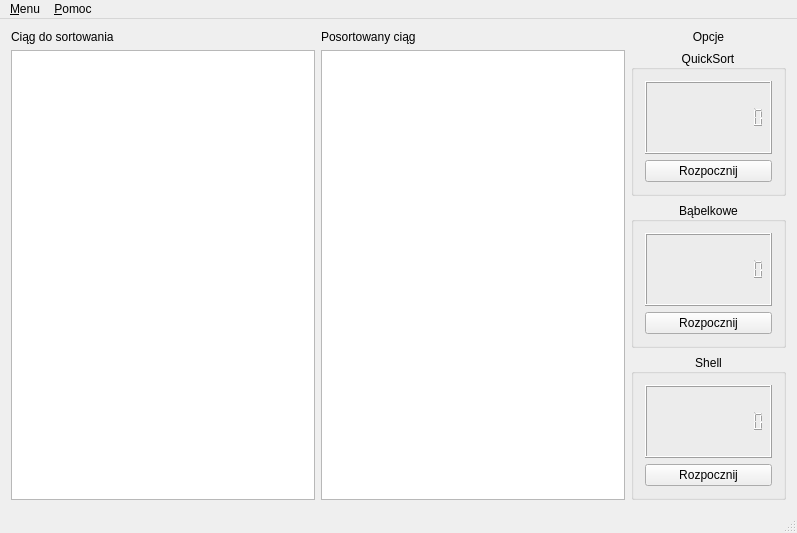
First picture: the form in Sorter/mainwindow.ui, repository Fisharoo/ProjektQT, before the edit.
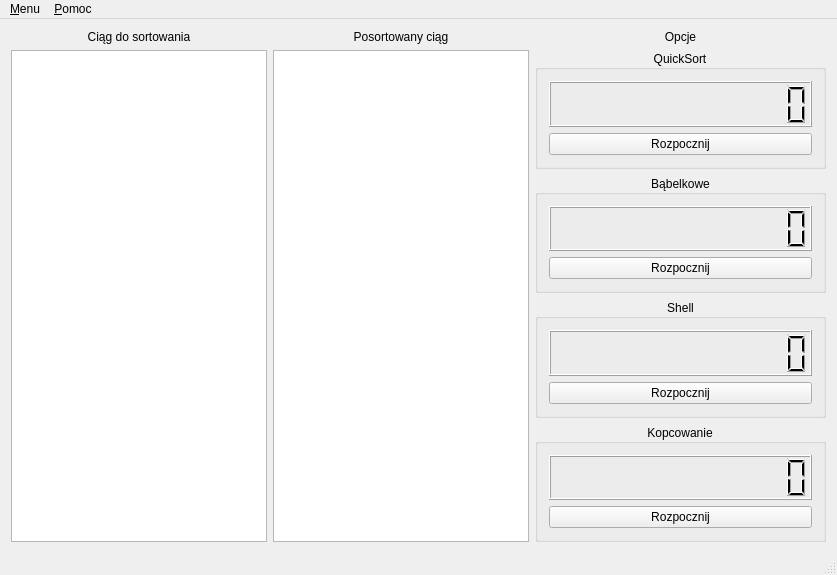
Second picture: the form after the edit. Icons and pictures are not drawn.

What changed in the file:
```diff
--- a/Sorter/mainwindow.ui
+++ b/Sorter/mainwindow.ui
@@ -6,8 +6,8 @@
    <rect>
     <x>0</x>
     <y>0</y>
-    <width>797</width>
-    <height>533</height>
+    <width>837</width>
+    <height>575</height>
    </rect>
   </property>
   <property name="windowTitle">
@@ -16,13 +16,23 @@
   <widget class="QWidget" name="centralWidget">
    <layout class="QGridLayout" name="gridLayout_4">
     <item row="1" column="1">
-     <widget class="QTextBrowser" name="Sorted"/>
+     <widget class="QTextBrowser" name="Sorted">
+      <property name="sizePolicy">
+       <sizepolicy hsizetype="Maximum" vsizetype="Expanding">
+        <horstretch>0</horstretch>
+        <verstretch>0</verstretch>
+       </sizepolicy>
+      </property>
+     </widget>
     </item>
     <item row="0" column="1">
      <widget class="QLabel" name="label_2">
       <property name="text">
        <string>Posortowany ciąg</string>
       </property>
+      <property name="alignment">
+       <set>Qt::AlignCenter</set>
+      </property>
      </widget>
     </item>
     <item row="0" column="2">
@@ -43,10 +53,20 @@
       <property name="text">
        <string>Ciąg do sortowania</string>
       </property>
+      <property name="alignment">
+       <set>Qt::AlignCenter</set>
+      </property>
      </widget>
     </item>
     <item row="1" column="0">
-     <widget class="QPlainTextEdit" name="toSort"/>
+     <widget class="QPlainTextEdit" name="toSort">
+      <property name="sizePolicy">
+       <sizepolicy hsizetype="Maximum" vsizetype="Expanding">
+        <horstretch>0</horstretch>
+        <verstretch>0</verstretch>
+       </sizepolicy>
+      </property>
+     </widget>
     </item>
     <item row="1" column="2">
      <layout class="QVBoxLayout" name="verticalLayout">
@@ -59,8 +79,30 @@
          <set>Qt::AlignCenter</set>
         </property>
         <layout class="QGridLayout" name="gridLayout">
-         <item row="0" column="0">
+         <item row="2" column="0">
+          <widget class="QPushButton" name="buttonQuick">
+           <property name="sizePolicy">
+            <sizepolicy hsizetype="Minimum" vsizetype="Fixed">
+             <horstretch>0</horstretch>
+             <verstretch>0</verstretch>
+            </sizepolicy>
+           </property>
+           <property name="text">
+            <string>Rozpocznij</string>
+           </property>
+           <property name="flat">
+            <bool>false</bool>
+           </property>
+          </widget>
+         </item>
+         <item row="1" column="0">
           <widget class="QLCDNumber" name="quickLCD">
+           <property name="sizePolicy">
+            <sizepolicy hsizetype="Minimum" vsizetype="Minimum">
+             <horstretch>0</horstretch>
+             <verstretch>0</verstretch>
+            </sizepolicy>
+           </property>
            <property name="smallDecimalPoint">
             <bool>false</bool>
            </property>
@@ -72,29 +114,6 @@
            </property>
           </widget>
          </item>
-         <item row="2" column="0">
-          <widget class="QPushButton" name="buttonQuick">
-           <property name="text">
-            <string>Rozpocznij</string>
-           </property>
-          </widget>
-         </item>
-         <item row="1" column="0">
-          <spacer name="verticalSpacer">
-           <property name="orientation">
-            <enum>Qt::Vertical</enum>
-           </property>
-           <property name="sizeType">
-            <enum>QSizePolicy::Minimum</enum>
-           </property>
-           <property name="sizeHint" stdset="0">
-            <size>
-             <width>0</width>
-             <height>0</height>
-            </size>
-           </property>
-          </spacer>
-         </item>
         </layout>
        </widget>
       </item>
@@ -114,29 +133,13 @@
            </property>
           </widget>
          </item>
-         <item row="2" column="0">
+         <item row="3" column="0">
           <widget class="QPushButton" name="buttonBubble">
            <property name="text">
             <string>Rozpocznij</string>
            </property>
           </widget>
          </item>
-         <item row="0" column="0">
-          <spacer name="verticalSpacer_2">
-           <property name="orientation">
-            <enum>Qt::Vertical</enum>
-           </property>
-           <property name="sizeType">
-            <enum>QSizePolicy::Minimum</enum>
-           </property>
-           <property name="sizeHint" stdset="0">
-            <size>
-             <width>0</width>
-             <height>0</height>
-            </size>
-           </property>
-          </spacer>
-         </item>
         </layout>
        </widget>
       </item>
@@ -157,6 +160,9 @@
            <property name="lineWidth">
             <number>1</number>
            </property>
+           <property name="smallDecimalPoint">
+            <bool>false</bool>
+           </property>
            <property name="digitCount">
             <number>12</number>
            </property>
@@ -169,21 +175,31 @@
            </property>
           </widget>
          </item>
-         <item row="0" column="0">
-          <spacer name="verticalSpacer_3">
-           <property name="orientation">
-            <enum>Qt::Vertical</enum>
+        </layout>
+       </widget>
+      </item>
+      <item>
+       <widget class="QGroupBox" name="groupBox_4">
+        <property name="title">
+         <string>Kopcowanie</string>
+        </property>
+        <property name="alignment">
+         <set>Qt::AlignCenter</set>
+        </property>
+        <layout class="QGridLayout" name="gridLayout_5">
+         <item row="2" column="0">
+          <widget class="QPushButton" name="buttonHeap">
+           <property name="text">
+            <string>Rozpocznij</string>
            </property>
-           <property name="sizeType">
-            <enum>QSizePolicy::Minimum</enum>
+          </widget>
+         </item>
+         <item row="1" column="0">
+          <widget class="QLCDNumber" name="heapLCD">
+           <property name="digitCount">
+            <number>12</number>
            </property>
-           <property name="sizeHint" stdset="0">
-            <size>
-             <width>0</width>
-             <height>0</height>
-            </size>
-           </property>
-          </spacer>
+          </widget>
          </item>
         </layout>
        </widget>
@@ -197,7 +213,7 @@
     <rect>
      <x>0</x>
      <y>0</y>
-     <width>797</width>
+     <width>837</width>
      <height>26</height>
     </rect>
    </property>
```
